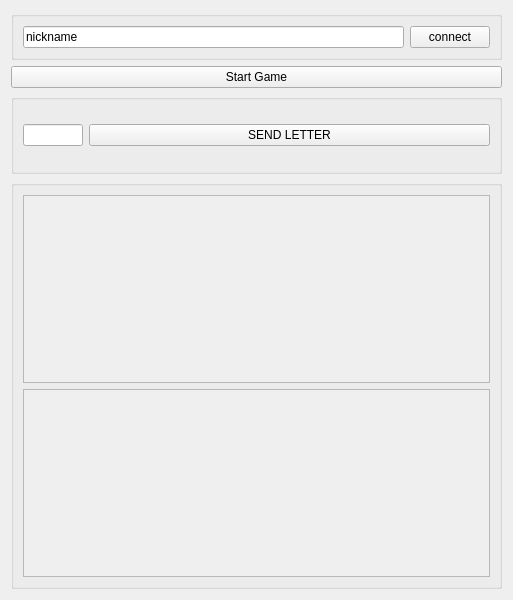
Qt form hangman/Client/widget.ui (DrozdzynskiDawid/hangman) before a commit.
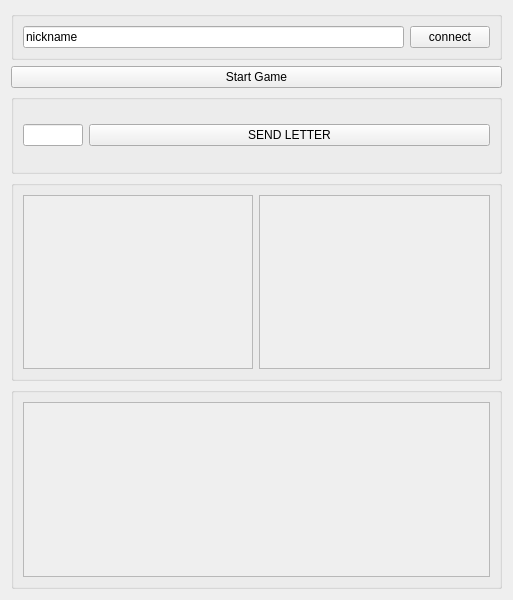
The same form after that commit.

What changed in the file:
```diff
--- a/hangman/Client/widget.ui
+++ b/hangman/Client/widget.ui
@@ -87,6 +87,32 @@
        </layout>
       </widget>
      </item>
+     <item>
+      <widget class="QGroupBox" name="horizontalGroupBox">
+       <layout class="QHBoxLayout" name="horizontalLayout_3">
+        <item>
+         <widget class="QTextEdit" name="wordText">
+          <property name="enabled">
+           <bool>false</bool>
+          </property>
+          <property name="font">
+           <font>
+            <pointsize>17</pointsize>
+            <bold>true</bold>
+           </font>
+          </property>
+         </widget>
+        </item>
+        <item>
+         <widget class="QTextEdit" name="scoreText">
+          <property name="enabled">
+           <bool>false</bool>
+          </property>
+         </widget>
+        </item>
+       </layout>
+      </widget>
+     </item>
      <item>
       <widget class="QGroupBox" name="talkGroup">
        <property name="enabled">
@@ -96,26 +122,13 @@
         <string/>
        </property>
        <layout class="QGridLayout" name="gridLayout">
-        <item row="2" column="0" colspan="2">
+        <item row="3" column="0" colspan="2">
          <widget class="QTextEdit" name="msgsTextEdit">
           <property name="readOnly">
            <bool>true</bool>
           </property>
          </widget>
         </item>
-        <item row="3" column="0" colspan="2">
-         <widget class="QTextEdit" name="wordText">
-          <property name="enabled">
-           <bool>false</bool>
-          </property>
-          <property name="font">
-           <font>
-            <pointsize>17</pointsize>
-            <bold>true</bold>
-           </font>
-          </property>
-         </widget>
-        </item>
        </layout>
       </widget>
      </item>
```
